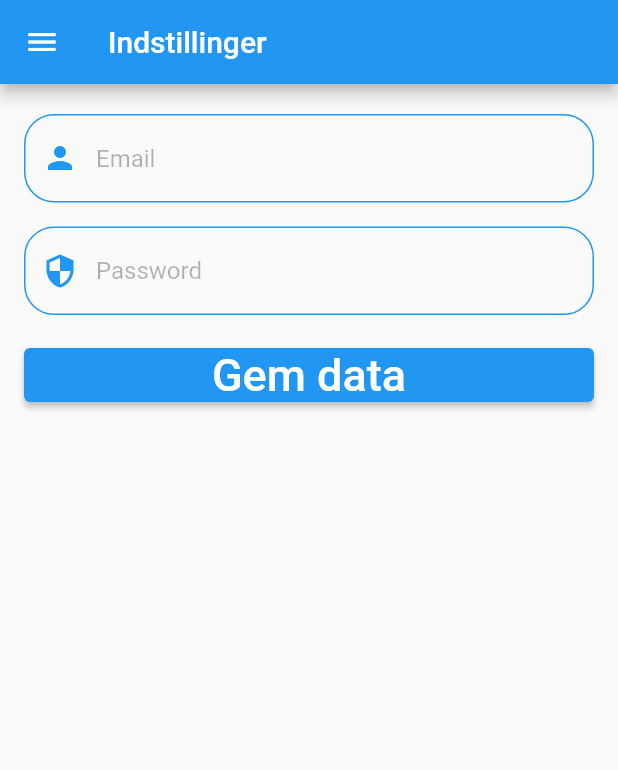
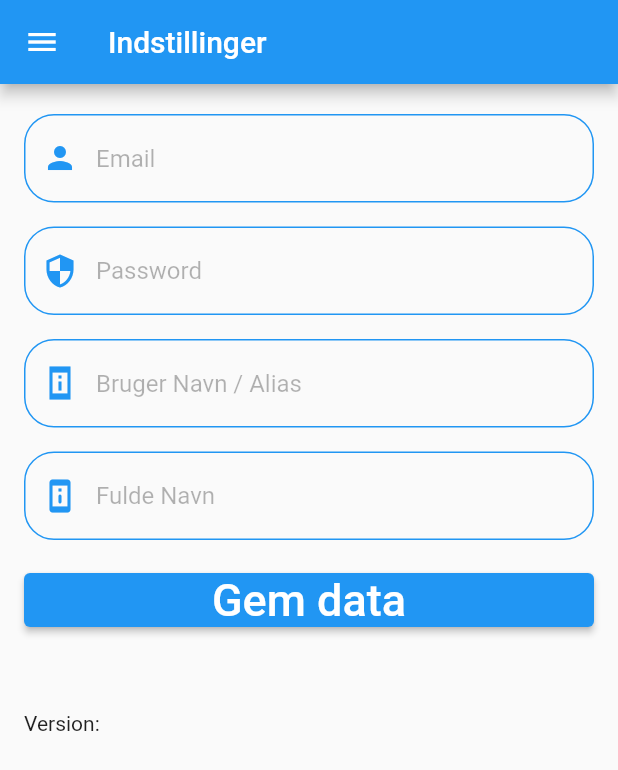
Before and after one commit to Hevidk72/acleanworld, a Flutter app: the screen it shows after launch, in the side drawer, after a tap on "Log ind", on a phone screen of 412 x 824 dp. Shown: the top 770 px of the screen. Run offline on Flutter 3.47's test engine with Material 2 defaults, Android fonts, the phone set to English and light mode, and no system bars; our stand-ins replace flutter_map, latlong2, line_awesome_flutter, location, shared_preferences, supabase; missing offline and left inert: version_check; accounts and stored records are empty.

```diff
--- a/lib/globals.dart
+++ b/lib/globals.dart
@@ -9,6 +9,8 @@ bool bDebug = true;
 bool gbisLoggedIn = false;
 String gsUserName = "";
 String gsPassword = "";
+String gsUserNameAlias = "";
+String gsFullName = "";
 double MaxZoom = 18.49;
 
 //Version check
@@ -112,6 +114,8 @@ Future checkVersion(BuildContext context) async {
       packageName = versionCheck.packageName;
       storeVersion = versionCheck.storeVersion;
       storeUrl = versionCheck.storeUrl;
+
+
   }
 
   void customShowUpdateDialog(BuildContext context, VersionCheck versionCheck) {
--- a/lib/settings.dart
+++ b/lib/settings.dart
@@ -63,6 +63,7 @@ class _SettingsState extends State<Settings> {
               padding: const EdgeInsets.symmetric(horizontal: 16, vertical: 20),
               children: [
                 TextFormField(
+                  readOnly: true,
                   keyboardType: TextInputType.emailAddress,
                   controller: _emailController,
                   decoration: InputDecoration(
@@ -84,11 +85,48 @@ class _SettingsState extends State<Settings> {
                 const SizedBox(height: 16),
                 TextFormField(
                   obscureText: true,
+                  readOnly: true,
                   controller: _passwordController,
                   decoration: InputDecoration(
                       prefixIcon: const Icon(Icons.security),
                       prefixIconColor: Colors.blue,
                       hintText: "Password",
+                      hintStyle:
+                          TextStyle(color: Colors.black.withOpacity(0.3)),
+                      border: OutlineInputBorder(
+                        borderRadius: BorderRadius.circular(20.0),
+                        borderSide: const BorderSide(color: Colors.blue),
+                      ),
+                      enabledBorder: OutlineInputBorder(
+                        borderRadius: BorderRadius.circular(20.0),
+                        borderSide: const BorderSide(color: Colors.blue),
+                      )),
+                ),
+                const SizedBox(height: 16),
+                TextFormField(
+                  controller: _userNameController,
+                  decoration: InputDecoration(
+                      prefixIcon: const Icon(Icons.perm_device_information_sharp),
+                      prefixIconColor: Colors.blue,
+                      hintText: "Bruger Navn / Alias",
+                      hintStyle:
+                          TextStyle(color: Colors.black.withOpacity(0.3)),
+                      border: OutlineInputBorder(
+                        borderRadius: BorderRadius.circular(20.0),
+                        borderSide: const BorderSide(color: Colors.blue),
+                      ),
+                      enabledBorder: OutlineInputBorder(
+                        borderRadius: BorderRadius.circular(20.0),
+                        borderSide: const BorderSide(color: Colors.blue),
+                      )),
+                ),
+                const SizedBox(height: 16),
+                TextFormField(
+                  controller: _fullNameController,
+                  decoration: InputDecoration(
+                      prefixIcon: const Icon(Icons.perm_device_information_rounded),
+                      prefixIconColor: Colors.blue,
+                      hintText: "Fulde Navn",
                       hintStyle:
                           TextStyle(color: Colors.black.withOpacity(0.3)),
                       border: OutlineInputBorder(
@@ -127,6 +165,8 @@ class _SettingsState extends State<Settings> {
                   },
                   child: const Text('Gem data',style: TextStyle(fontSize: 30)),
                 ),
+                const SizedBox(height: 50),
+                Text("Version: ${globals.version} ${globals.packageName}")
               ],
             )));
   }
--- a/lib/signInPage.dart
+++ b/lib/signInPage.dart
@@ -33,7 +33,7 @@ class _SignInPageState extends State<SignInPage> {
   Widget build(BuildContext context) {
     return Scaffold(
       appBar: AppBar(
-        title: Text('Log ind'),
+        title: const Text('Log ind'),
       ),
       drawer: buildDrawer(context, SignInPage.route),
       body: globals.gUser == null ? const _LoginForm() : const _ProfileForm(),
@@ -120,7 +120,7 @@ class _LoginFormState extends State<_LoginForm> {
                       password: password,
                     );
                     ScaffoldMessenger.of(context).showSnackBar(const SnackBar(
-                      content: Text("Log ind er OK!"),
+                      content: Text("Log ind er godkendt!"),
                       backgroundColor: Colors.green,
                     ));
                     // Save Verified credentials
--- a/pubspec.yaml
+++ b/pubspec.yaml
@@ -17,7 +17,7 @@ publish_to: 'none' # Remove this line if you wish to publish to pub.dev
 # https://developer.apple.com/library/archive/documentation/General/Reference/InfoPlistKeyReference/Articles/CoreFoundationKeys.html
 # In Windows, build-name is used as the major, minor, and patch parts
 # of the product and file versions while build-number is used as the build suffix.
-version: 1.0.2+108
+version: 1.0.2108
 #repository: https://github.com/fleaflet/flutter_map
 
 environment:
```
Also changed, not shown: 8 other files.
